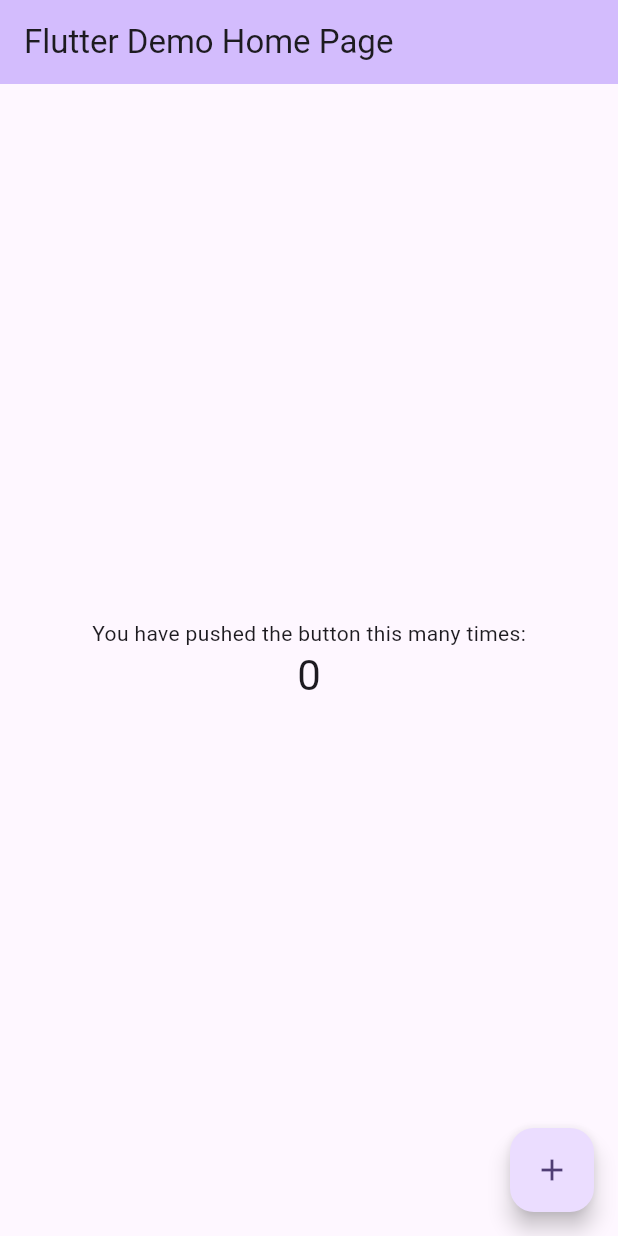
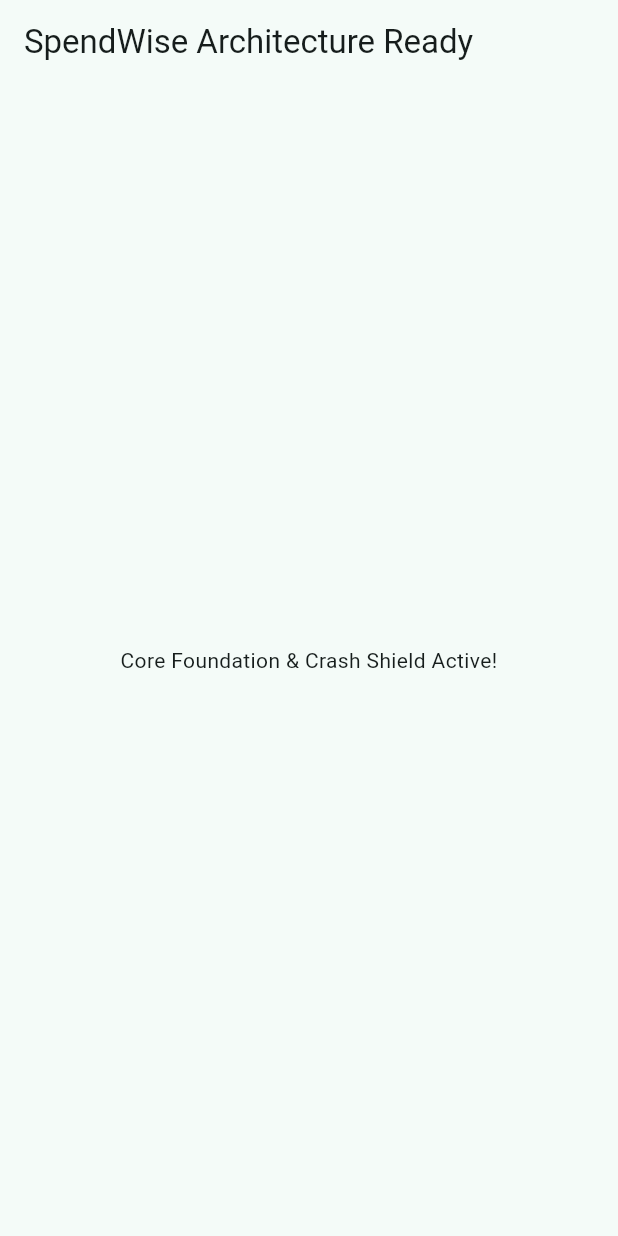
Before and after one commit to Sankiiii/Spend-Wise, a Flutter app: the screen it shows after launch, on a phone screen of 412 x 824 dp. Run offline on Flutter 3.47's test engine with Material 3 defaults, Android fonts, the phone set to English and light mode, and no system bars; our stand-ins replace flutter_riverpod.

Commit message:
feat(core): setup very_good_analysis, crash shield, app theme and base screen

```diff
--- /dev/null
+++ b/lib/core/constants/app_spacing.dart
@@ -0,0 +1,28 @@
+import 'package:flutter/material.dart';
+
+/// Centralized spacing and layout dimensions following the 8-point grid system.
+abstract final class AppSpacing {
+  // Spacing values
+  static const double xs = 4;
+  static const double sm = 8;
+  static const double md = 16;
+  static const double lg = 24;
+  static const double xl = 32;
+  static const double xxl = 48;
+
+  // Standard Edge Insets
+  static const EdgeInsets paddingXs = EdgeInsets.all(xs);
+  static const EdgeInsets paddingSm = EdgeInsets.all(sm);
+  static const EdgeInsets paddingMd = EdgeInsets.all(md);
+  static const EdgeInsets paddingLg = EdgeInsets.all(lg);
+
+  static const EdgeInsets screenPadding = EdgeInsets.symmetric(
+    horizontal: md,
+    vertical: sm,
+  );
+
+  // Border Radii
+  static const BorderRadius radiusSm = BorderRadius.all(Radius.circular(sm));
+  static const BorderRadius radiusMd = BorderRadius.all(Radius.circular(md));
+  static const BorderRadius radiusLg = BorderRadius.all(Radius.circular(lg));
+}
--- /dev/null
+++ b/lib/core/theme/app_theme.dart
@@ -0,0 +1,94 @@
+import 'package:flutter/material.dart';
+import 'package:spend_wise/core/constants/app_spacing.dart';
+
+/// Centralized Material 3 Theme configuration for SpendWise.
+abstract final class AppTheme {
+  static const Color _seedColor = Colors.teal;
+
+  /// Light theme definition
+  static ThemeData get lightTheme {
+    final colorScheme = ColorScheme.fromSeed(
+      seedColor: _seedColor,
+    );
+
+    return ThemeData(
+      useMaterial3: true,
+      colorScheme: colorScheme,
+      scaffoldBackgroundColor: colorScheme.surface,
+      appBarTheme: const AppBarTheme(
+        centerTitle: false,
+        elevation: 0,
+      ),
+      cardTheme: const CardThemeData(
+        elevation: 0,
+        shape: RoundedRectangleBorder(
+          borderRadius: AppSpacing.radiusMd,
+        ),
+      ),
+      inputDecorationTheme: InputDecorationTheme(
+        filled: true,
+        fillColor: colorScheme.surfaceContainerHighest.withValues(alpha: 0.3),
+        contentPadding: AppSpacing.screenPadding,
+        border: const OutlineInputBorder(
+          borderRadius: AppSpacing.radiusMd,
+          borderSide: BorderSide.none,
+        ),
+        enabledBorder: const OutlineInputBorder(
+          borderRadius: AppSpacing.radiusMd,
+          borderSide: BorderSide.none,
+        ),
+        focusedBorder: OutlineInputBorder(
+          borderRadius: AppSpacing.radiusMd,
+          borderSide: BorderSide(
+            color: colorScheme.primary,
+            width: 1.5,
+          ),
+        ),
+      ),
+    );
+  }
+
+  /// Dark theme definition
+  static ThemeData get darkTheme {
+    final colorScheme = ColorScheme.fromSeed(
+      seedColor: _seedColor,
+      brightness: Brightness.dark,
+    );
+
+    return ThemeData(
+      useMaterial3: true,
+      colorScheme: colorScheme,
+      scaffoldBackgroundColor: colorScheme.surface,
+      appBarTheme: const AppBarTheme(
+        centerTitle: false,
+        elevation: 0,
+      ),
+      cardTheme: const CardThemeData(
+        elevation: 0,
+        shape: RoundedRectangleBorder(
+          borderRadius: AppSpacing.radiusMd,
+        ),
+      ),
+      inputDecorationTheme: InputDecorationTheme(
+        filled: true,
+        fillColor: colorScheme.surfaceContainerHighest.withValues(alpha: 0.3),
+        contentPadding: AppSpacing.screenPadding,
+        border: const OutlineInputBorder(
+          borderRadius: AppSpacing.radiusMd,
+          borderSide: BorderSide.none,
+        ),
+        enabledBorder: const OutlineInputBorder(
+          borderRadius: AppSpacing.radiusMd,
+          borderSide: BorderSide.none,
+        ),
+        focusedBorder: OutlineInputBorder(
+          borderRadius: AppSpacing.radiusMd,
+          borderSide: BorderSide(
+            color: colorScheme.primary,
+            width: 1.5,
+          ),
+        ),
+      ),
+    );
+  }
+}
--- /dev/null
+++ b/lib/core/widgets/base_screen.dart
@@ -0,0 +1,64 @@
+import 'package:flutter/material.dart';
+import 'package:spend_wise/core/constants/app_spacing.dart';
+
+/// A foundational wrapper widget that provides:
+/// 1. Automatic keyboard dismissal on outside tap.
+/// 2. Tablet / desktop max-width constraints.
+/// 3. SafeArea protection against notches and home bars.
+/// 4. Zero RenderFlex overflow scroll protection.
+class BaseScreen extends StatelessWidget {
+  const BaseScreen({
+    required this.body,
+    this.appBar,
+    this.floatingActionButton,
+    this.isScrollable = false,
+    this.padding = AppSpacing.screenPadding,
+    super.key,
+  });
+
+  final Widget body;
+  final PreferredSizeWidget? appBar;
+  final Widget? floatingActionButton;
+  final bool isScrollable;
+  final EdgeInsetsGeometry padding;
+
+  @override
+  Widget build(BuildContext context) {
+    return GestureDetector(
+      onTap: () => FocusScope.of(context).unfocus(),
+      child: Scaffold(
+        appBar: appBar,
+        resizeToAvoidBottomInset: true,
+        floatingActionButton: floatingActionButton,
+        body: SafeArea(
+          child: LayoutBuilder(
+            builder: (context, constraints) {
+              // Clamp to 600px max width for tablet & web responsiveness
+              final maxWidth =
+                  constraints.maxWidth > 600 ? 600.0 : constraints.maxWidth;
+
+              final content = Center(
+                child: SizedBox(
+                  width: maxWidth,
+                  child: Padding(
+                    padding: padding,
+                    child: body,
+                  ),
+                ),
+              );
+
+              if (isScrollable) {
+                return SingleChildScrollView(
+                  physics: const BouncingScrollPhysics(),
+                  child: content,
+                );
+              }
+
+              return content;
+            },
+          ),
+        ),
+      ),
+    );
+  }
+}
--- a/lib/main.dart
+++ b/lib/main.dart
@@ -1,121 +1,71 @@
+import 'dart:async';
+import 'package:flutter/foundation.dart';
 import 'package:flutter/material.dart';
+import 'package:flutter_riverpod/flutter_riverpod.dart';
+import 'package:spend_wise/core/theme/app_theme.dart';
+import 'package:spend_wise/core/widgets/base_screen.dart';
 
 void main() {
-  runApp(const MyApp());
+  runZonedGuarded(
+    () {
+      WidgetsFlutterBinding.ensureInitialized();
+
+      // Tier 1: Catch Flutter framework UI errors
+      FlutterError.onError = (details) {
+        FlutterError.presentError(details);
+        debugPrint('UI Error Caught: ${details.exception}');
+      };
+
+      // Tier 2: Catch uncaught asynchronous Dart errors
+      PlatformDispatcher.instance.onError = (error, stack) {
+        debugPrint('Async Error Caught: $error');
+        return true;
+      };
+
+      // Wrap root widget in Riverpod's ProviderScope
+      runApp(
+        const ProviderScope(
+          child: SpendWiseApp(),
+        ),
+      );
+    },
+    (error, stack) {
+      // Tier 3: Catch root zone errors
+      debugPrint('Root Zone Error Caught: $error');
+    },
+  );
 }
 
-class MyApp extends StatelessWidget {
-  const MyApp({super.key});
+class SpendWiseApp extends StatelessWidget {
+  const SpendWiseApp({super.key});
 
-  // This widget is the root of your application.
   @override
   Widget build(BuildContext context) {
     return MaterialApp(
-      title: 'Flutter Demo',
-      theme: ThemeData(
-        // This is the theme of your application.
-        //
-        // TRY THIS: Try running your application with "flutter run". You'll see
-        // the application has a purple toolbar. Then, without quitting the app,
-        // try changing the seedColor in the colorScheme below to Colors.green
-        // and then invoke "hot reload" (save your changes or press the "hot
-        // reload" button in a Flutter-supported IDE, or press "r" if you used
-        // the command line to start the app).
-        //
-        // Notice that the counter didn't reset back to zero; the application
-        // state is not lost during the reload. To reset the state, use hot
-        // restart instead.
-        //
-        // This works for code too, not just values: Most code changes can be
-        // tested with just a hot reload.
-        colorScheme: .fromSeed(seedColor: Colors.deepPurple),
-      ),
-      home: const MyHomePage(title: 'Flutter Demo Home Page'),
+      title: 'SpendWise',
+      debugShowCheckedModeBanner: false,
+      theme: AppTheme.lightTheme,
+      darkTheme: AppTheme.darkTheme,
+      home: const _BootstrapScreen(),
     );
   }
 }
 
-class MyHomePage extends StatefulWidget {
-  const MyHomePage({super.key, required this.title});
-
-  // This widget is the home page of your application. It is stateful, meaning
-  // that it has a State object (defined below) that contains fields that affect
-  // how it looks.
-
-  // This class is the configuration for the state. It holds the values (in this
-  // case the title) provided by the parent (in this case the App widget) and
-  // used by the build method of the State. Fields in a Widget subclass are
-  // always marked "final".
-
-  final String title;
-
-  @override
-  State<MyHomePage> createState() => _MyHomePageState();
-}
-
-class _MyHomePageState extends State<MyHomePage> {
-  int _counter = 0;
-
-  void _incrementCounter() {
-    setState(() {
-      // This call to setState tells the Flutter framework that something has
-      // changed in this State, which causes it to rerun the build method below
-      // so that the display can reflect the updated values. If we changed
-      // _counter without calling setState(), then the build method would not be
-      // called again, and so nothing would appear to happen.
-      _counter++;
-    });
-  }
+/// Temporary bootstrap screen to verify BaseScreen and AppTheme.
+class _BootstrapScreen extends StatelessWidget {
+  const _BootstrapScreen();
 
   @override
   Widget build(BuildContext context) {
-    // This method is rerun every time setState is called, for instance as done
-    // by the _incrementCounter method above.
-    //
-    // The Flutter framework has been optimized to make rerunning build methods
-    // fast, so that you can just rebuild anything that needs updating rather
-    // than having to individually change instances of widgets.
-    return Scaffold(
+    return BaseScreen(
       appBar: AppBar(
-        // TRY THIS: Try changing the color here to a specific color (to
-        // Colors.amber, perhaps?) and trigger a hot reload to see the AppBar
-        // change color while the other colors stay the same.
-        backgroundColor: Theme.of(context).colorScheme.inversePrimary,
-        // Here we take the value from the MyHomePage object that was created by
-        // the App.build method, and use it to set our appbar title.
-        title: Text(widget.title),
+        title: const Text('SpendWise Architecture Ready'),
       ),
-      body: Center(
-        // Center is a layout widget. It takes a single child and positions it
-        // in the middle of the parent.
-        child: Column(
-          // Column is also a layout widget. It takes a list of children and
-          // arranges them vertically. By default, it sizes itself to fit its
-          // children horizontally, and tries to be as tall as its parent.
-          //
-          // Column has various properties to control how it sizes itself and
-          // how it positions its children. Here we use mainAxisAlignment to
-          // center the children vertically; the main axis here is the vertical
-          // axis because Columns are vertical (the cross axis would be
-          // horizontal).
-          //
-          // TRY THIS: Invoke "debug painting" (choose the "Toggle Debug Paint"
-          // action in the IDE, or press "p" in the console), to see the
-          // wireframe for each widget.
-          mainAxisAlignment: .center,
-          children: [
-            const Text('You have pushed the button this many times:'),
-            Text(
-              '$_counter',
-              style: Theme.of(context).textTheme.headlineMedium,
-            ),
-          ],
+      body: const Center(
+        child: Text(
+          'Core Foundation & Crash Shield Active!',
+          textAlign: TextAlign.center,
         ),
-      ),
-      floatingActionButton: FloatingActionButton(
-        onPressed: _incrementCounter,
-        tooltip: 'Increment',
-        child: const Icon(Icons.add),
       ),
     );
   }
```
Also changed, not shown: analysis_options.yaml (+3 -25 lines), pubspec.yaml (+6 -35 lines), pubspec.lock, 10 other files.
